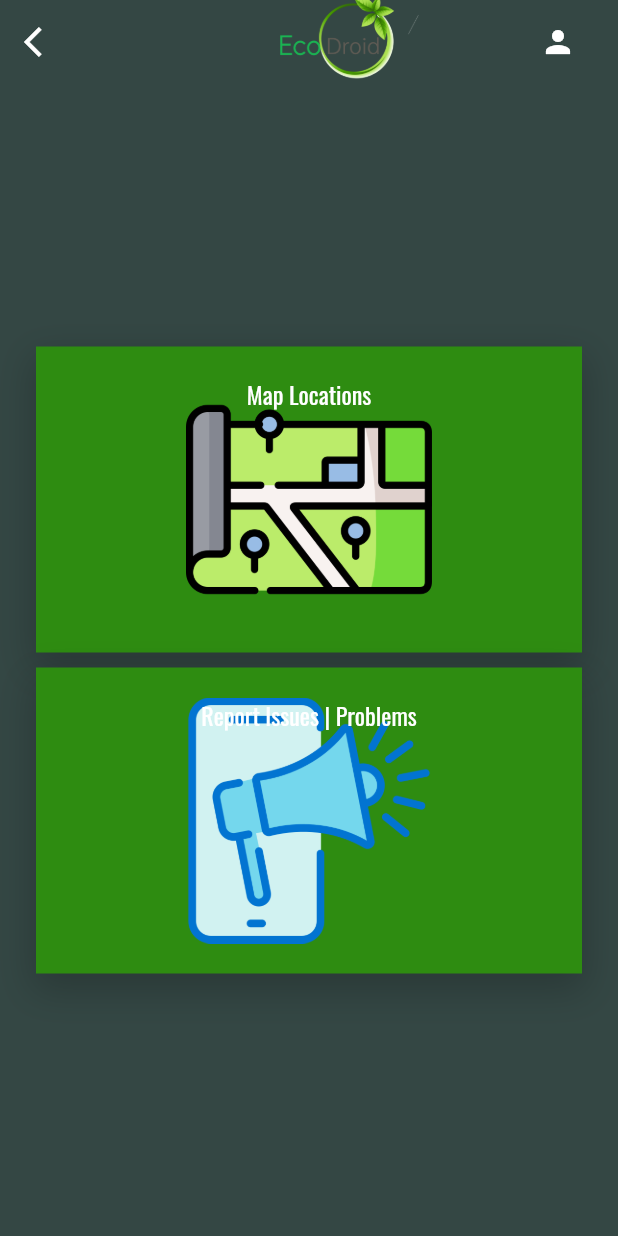
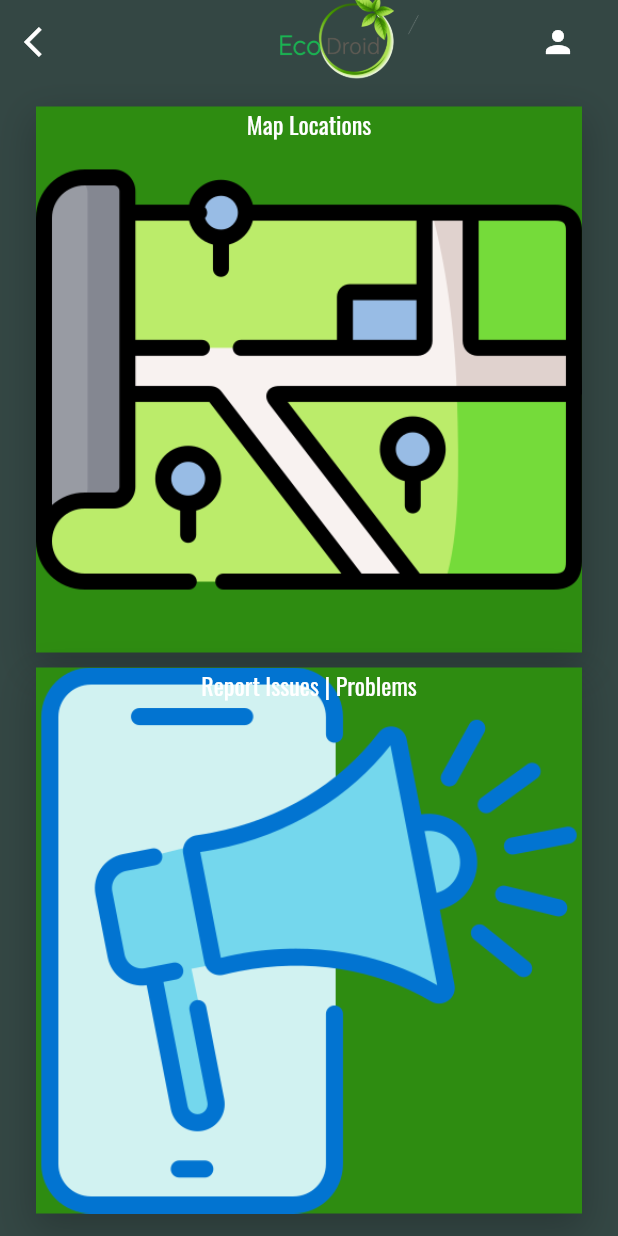
Before and after one commit to LemonDrop847/ecodroid, a Flutter app: the homePage screen opened by its route, on a phone screen of 412 x 824 dp. Run offline on Flutter 3.47's test engine with Material 2 defaults, Android fonts, the light colour scheme and no system bars; our stand-ins replace cloud_firestore, firebase_auth, firebase_core, google_maps_flutter, permission_handler, rxdart; missing offline and left inert: geoflutterfire2; accounts and stored records are empty; project files that could hold a hidden picture were left out.

Commit message:
Fix
Changes to be committed:
	new file:   assets/images/points.png
	new file:   assets/images/rewards.png
	modified:   lib/pages/HomePage.dart

```diff
--- a/lib/pages/HomePage.dart
+++ b/lib/pages/HomePage.dart
@@ -73,8 +73,6 @@ class _homePageState extends State<homePage> {
                 Navigator.pushNamed(context, MapsPage.id);
               },
               child: Container(
-                padding:
-                    const EdgeInsets.symmetric(vertical: 20, horizontal: 100),
                 decoration: BoxDecoration(
                     color: const Color.fromARGB(255, 46, 140, 17),
                     boxShadow: [
@@ -107,11 +105,9 @@ class _homePageState extends State<homePage> {
             ),
             InkWell(
               onTap: () {
-                Navigator.pushNamed(context, MapsPage.id);
+                Navigator.pushNamed(context, ReportPage.id);
               },
               child: Container(
-                padding:
-                    const EdgeInsets.symmetric(vertical: 20, horizontal: 100),
                 decoration: BoxDecoration(
                     color: const Color.fromARGB(255, 46, 140, 17),
                     boxShadow: [
```
Also changed, not shown: assets/images/points.png (added), assets/images/rewards.png (added).
